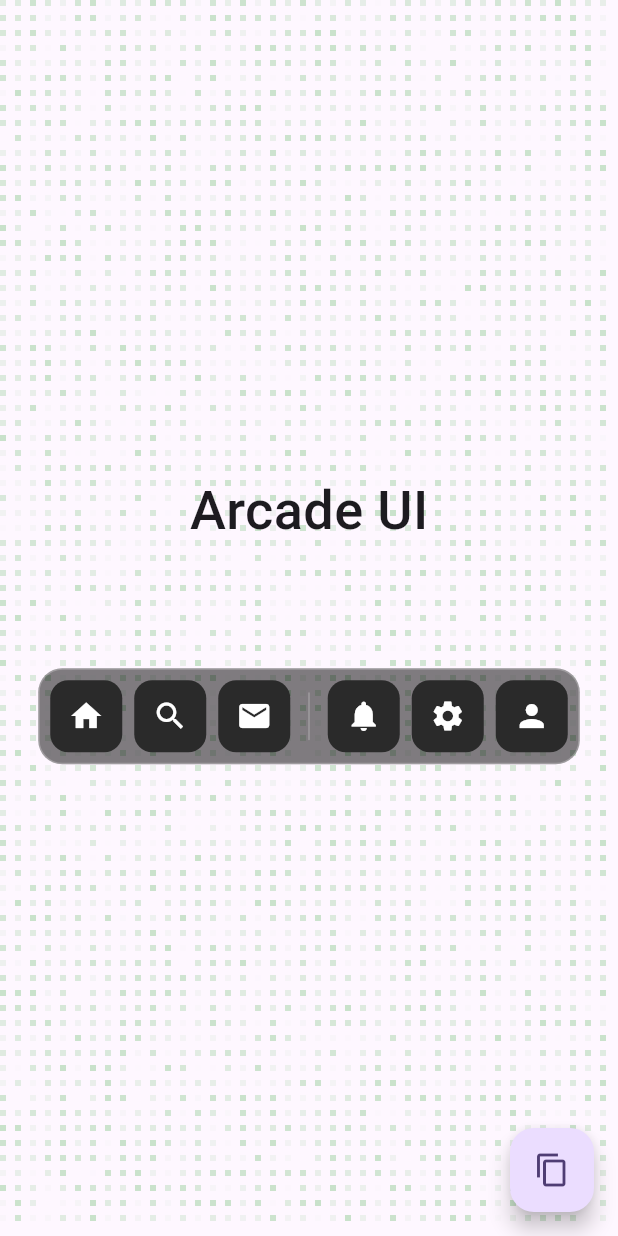
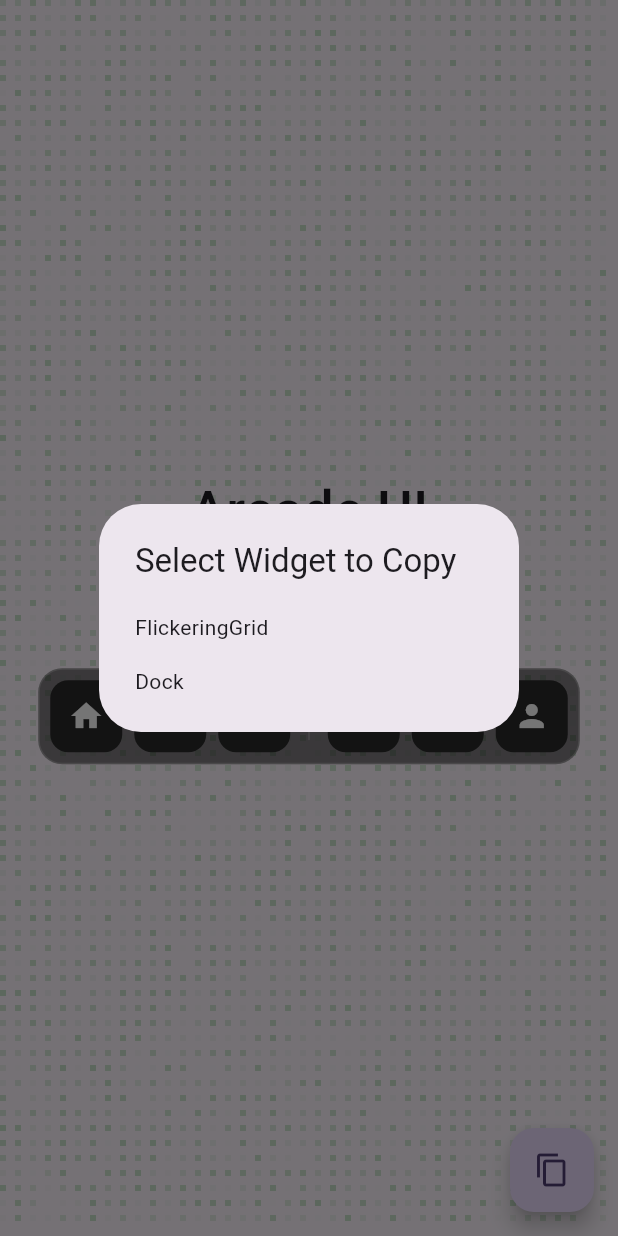
Before and after one commit to medz/flutter-arcade-ui, a Flutter app: the screen it shows after launch, after a tap on the "content copy" icon, on a phone screen of 412 x 824 dp. Run offline on Flutter 3.47's test engine with Material 3 defaults, Android fonts, the phone set to English and light mode, and no system bars.

Commit message:
Reorganize widgets and add code copy functionality
- Move Dock widget to navigations directory
- Update README section header from "Dock" to "Navigations"
- Add dialog for copying widget code with multiple options
- Simplify Dock animation logic and improve code organization

```diff
--- a/lib/main.dart
+++ b/lib/main.dart
@@ -2,7 +2,7 @@ import 'package:flutter/material.dart';
 import 'package:flutter/services.dart';
 
 import 'widgets/backgrounds/flickering_grid.dart';
-import 'widgets/dock.dart';
+import 'widgets/navigations/dock.dart';
 
 void main() {
   runApp(const App());
@@ -20,7 +20,10 @@ class App extends StatelessWidget {
       ),
       darkTheme: ThemeData.from(
         useMaterial3: true,
-        colorScheme: ColorScheme.fromSeed(seedColor: Colors.deepPurple, brightness: Brightness.dark),
+        colorScheme: ColorScheme.fromSeed(
+          seedColor: Colors.deepPurple,
+          brightness: Brightness.dark,
+        ),
       ),
       themeMode: ThemeMode.system,
       title: r"Flutter Arcade UI",
@@ -31,6 +34,48 @@ class App extends StatelessWidget {
 
 class Home extends StatelessWidget {
   const Home({super.key});
+
+  Future<void> _copyWidgetCode(
+    BuildContext context,
+    String name,
+    String path,
+  ) async {
+    final code = await DefaultAssetBundle.of(context).loadString(path);
+    await Clipboard.setData(ClipboardData(text: code));
+    if (context.mounted) {
+      Navigator.of(context).pop();
+      ScaffoldMessenger.of(context).showSnackBar(
+        SnackBar(content: Text('$name code copied to clipboard!')),
+      );
+    }
+  }
+
+  void _showCopyDialog(BuildContext context) {
+    showDialog(
+      context: context,
+      builder: (context) => SimpleDialog(
+        title: const Text('Select Widget to Copy'),
+        children: [
+          SimpleDialogOption(
+            onPressed: () => _copyWidgetCode(
+              context,
+              'FlickeringGrid',
+              'lib/widgets/backgrounds/flickering_grid.dart',
+            ),
+            child: const Text('FlickeringGrid'),
+          ),
+          SimpleDialogOption(
+            onPressed: () => _copyWidgetCode(
+              context,
+              'Dock',
+              'lib/widgets/navigations/dock.dart',
+            ),
+            child: const Text('Dock'),
+          ),
+        ],
+      ),
+    );
+  }
 
   @override
   Widget build(BuildContext context) {
@@ -82,17 +127,7 @@ class Home extends StatelessWidget {
       ),
       floatingActionButton: FloatingActionButton(
         tooltip: 'Copy Code',
-        onPressed: () async {
-          final code = await DefaultAssetBundle.of(
-            context,
-          ).loadString('lib/widgets/dock.dart');
-          await Clipboard.setData(ClipboardData(text: code));
-          if (context.mounted) {
-            ScaffoldMessenger.of(
-              context,
-            ).showSnackBar(const SnackBar(content: Text('Copy to clipboard!')));
-          }
-        },
+        onPressed: () => _showCopyDialog(context),
         child: const Icon(Icons.copy),
       ),
     );
--- a/lib/widgets/dock.dart
+++ b/lib/widgets/navigations/dock.dart
@@ -28,33 +28,12 @@ class Dock extends StatefulWidget {
   State<Dock> createState() => _DockState();
 }
 
-class _DockState extends State<Dock> with SingleTickerProviderStateMixin {
+class _DockState extends State<Dock> {
   final _mousePositionNotifier = ValueNotifier<Offset?>(null);
-  late final AnimationController _sizeController;
-
-  @override
-  void initState() {
-    super.initState();
-    _sizeController = AnimationController(
-      vsync: this,
-      duration: const Duration(milliseconds: 200),
-    );
-    _mousePositionNotifier.addListener(_onMousePositionChanged);
-  }
-
-  void _onMousePositionChanged() {
-    if (_mousePositionNotifier.value != null) {
-      _sizeController.forward();
-    } else {
-      _sizeController.reverse();
-    }
-  }
 
   @override
   void dispose() {
-    _mousePositionNotifier.removeListener(_onMousePositionChanged);
     _mousePositionNotifier.dispose();
-    _sizeController.dispose();
     super.dispose();
   }
 
@@ -67,13 +46,10 @@ class _DockState extends State<Dock> with SingleTickerProviderStateMixin {
           final center = renderBox.localToGlobal(
             renderBox.size.center(Offset.zero),
           );
-          final delta = event.position - center;
-          _mousePositionNotifier.value = delta;
+          _mousePositionNotifier.value = event.position - center;
         }
       },
-      onExit: (_) {
-        _mousePositionNotifier.value = null;
-      },
+      onExit: (_) => _mousePositionNotifier.value = null,
       child: DecoratedBox(
         decoration:
             widget.decoration ??
@@ -98,34 +74,26 @@ class _DockState extends State<Dock> with SingleTickerProviderStateMixin {
   }
 
   List<Widget> _buildItems(BuildContext context) {
-    final List<Widget> children = [];
+    final children = <Widget>[];
     final isHorizontal = widget.direction == Axis.horizontal;
-
-    // Calculate logical layout
-    final List<double> itemWidths = [];
-    double totalWidth = 0;
+    final itemWidths = <double>[];
+    var totalWidth = 0.0;
 
     for (final item in widget.items) {
-      double width;
-      if (item is DockSeparator) {
-        final margin =
-            item.margin?.resolve(Directionality.of(context)) ??
-            const EdgeInsets.symmetric(horizontal: 4.0);
-        width = isHorizontal
-            ? item.width + margin.horizontal
-            : item.height + margin.vertical;
-      } else {
-        width = widget.itemSize;
-      }
+      final width = item is DockSeparator
+          ? (isHorizontal ? item.width : item.height) +
+                (item.margin?.resolve(Directionality.of(context)) ??
+                        const EdgeInsets.symmetric(horizontal: 4.0))
+                    .horizontal
+          : widget.itemSize;
       itemWidths.add(width);
       totalWidth += width;
     }
 
     totalWidth += (widget.items.length - 1) * widget.gap;
+    var currentOffset = -totalWidth / 2;
 
-    double currentOffset = -totalWidth / 2;
-
-    for (int i = 0; i < widget.items.length; i++) {
+    for (var i = 0; i < widget.items.length; i++) {
       final item = widget.items[i];
       final width = itemWidths[i];
       final centerOffset = currentOffset + width / 2;
@@ -151,7 +119,7 @@ class _DockState extends State<Dock> with SingleTickerProviderStateMixin {
         children.add(
           SizedBox(
             width: isHorizontal ? widget.gap : 0,
-            height: !isHorizontal ? widget.gap : 0,
+            height: isHorizontal ? 0 : widget.gap,
           ),
         );
       }
@@ -175,9 +143,8 @@ class _MousePositionProvider extends InheritedWidget {
   }
 
   @override
-  bool updateShouldNotify(_MousePositionProvider oldWidget) {
-    return notifier != oldWidget.notifier;
-  }
+  bool updateShouldNotify(_MousePositionProvider oldWidget) =>
+      notifier != oldWidget.notifier;
 }
 
 class _DockItem extends StatelessWidget {
@@ -200,55 +167,33 @@ class _DockItem extends StatelessWidget {
     required this.child,
   });
 
-  double _calculateScale(Offset? mouseOffset) {
+  double _calcScale(Offset? mouseOffset, double targetScale) {
     if (mouseOffset == null) return 1.0;
-
     final itemCenter = direction == Axis.horizontal
         ? Offset(baseOffset, 0)
         : Offset(0, baseOffset);
-
     final dist = (mouseOffset - itemCenter).distance;
-
     if (dist > distance) return 1.0;
-
-    final ratio = 1 - (dist / distance);
-    return 1.0 + (maxScale - 1.0) * ratio;
-  }
-
-  double _calculateItemScale(Offset? mouseOffset) {
-    if (mouseOffset == null) return 1.0;
-
-    final itemCenter = direction == Axis.horizontal
-        ? Offset(baseOffset, 0)
-        : Offset(0, baseOffset);
-
-    final dist = (mouseOffset - itemCenter).distance;
-
-    if (dist > distance) return 1.0;
-
-    final ratio = 1 - (dist / distance);
-    return 1.0 + (itemScale - 1.0) * ratio;
+    return 1.0 + (targetScale - 1.0) * (1 - dist / distance);
   }
 
   @override
   Widget build(BuildContext context) {
-    final mousePositionNotifier = _MousePositionProvider.of(context);
+    final notifier = _MousePositionProvider.of(context)!;
 
-    return LayoutBuilder(
-      builder: (context, constraints) {
     return ValueListenableBuilder<Offset?>(
-          valueListenable: mousePositionNotifier!,
+      valueListenable: notifier,
       builder: (context, mouseOffset, _) {
-            final scale = _calculateScale(mouseOffset);
+        final scale = _calcScale(mouseOffset, maxScale);
+        final childScale = _calcScale(mouseOffset, itemScale);
         final scaledSize = itemSize * scale;
-            final childScale = _calculateItemScale(mouseOffset);
 
         return TweenAnimationBuilder<double>(
           duration: const Duration(milliseconds: 200),
           curve: Curves.easeOutCubic,
           tween: Tween(begin: 1.0, end: scale),
-              builder: (context, value, _) {
-                final size = itemSize * value;
+          builder: (context, animatedScale, _) {
+            final size = itemSize * animatedScale;
             return SizedBox(
               width: direction == Axis.horizontal ? scaledSize : itemSize,
               height: direction == Axis.vertical ? scaledSize : itemSize,
@@ -266,8 +211,6 @@ class _DockItem extends StatelessWidget {
         );
       },
     );
-      },
-    );
   }
 }
 
@@ -276,16 +219,16 @@ class _DockItemScaleProvider extends InheritedWidget {
 
   const _DockItemScaleProvider({required this.scale, required super.child});
 
-  static double? of(BuildContext context) {
+  static double of(BuildContext context) {
     return context
             .dependOnInheritedWidgetOfExactType<_DockItemScaleProvider>()
-        ?.scale;
+            ?.scale ??
+        1.0;
   }
 
   @override
-  bool updateShouldNotify(_DockItemScaleProvider oldWidget) {
-    return scale != oldWidget.scale;
-  }
+  bool updateShouldNotify(_DockItemScaleProvider oldWidget) =>
+      scale != oldWidget.scale;
 }
 
 class DockIcon extends StatelessWidget {
@@ -306,8 +249,6 @@ class DockIcon extends StatelessWidget {
 
   @override
   Widget build(BuildContext context) {
-    final scale = _DockItemScaleProvider.of(context) ?? 1.0;
-
     return GestureDetector(
       onTap: onTap,
       child: Padding(
@@ -318,7 +259,12 @@ class DockIcon extends StatelessWidget {
             borderRadius: borderRadius ?? BorderRadius.circular(12),
           ),
           child: Center(
-            child: Transform.scale(scale: scale, child: child),
+            child: Builder(
+              builder: (context) {
+                final scale = _DockItemScaleProvider.of(context);
+                return Transform.scale(scale: scale, child: child);
+              },
+            ),
           ),
         ),
       ),
@@ -347,9 +293,9 @@ class DockSeparator extends StatelessWidget {
       child: DecoratedBox(
         decoration: BoxDecoration(
           color: color ?? const Color(0x40FFFFFF),
-          borderRadius: BorderRadius.circular(this.width / 2),
+          borderRadius: BorderRadius.circular(width / 2),
         ),
-        child: SizedBox(width: this.width, height: this.height),
+        child: SizedBox(width: width, height: height),
       ),
     );
   }
--- a/pubspec.yaml
+++ b/pubspec.yaml
@@ -20,3 +20,4 @@ flutter:
   uses-material-design: true
   assets:
     - lib/widgets/backgrounds/
+    - lib/widgets/navigation/
```
Also changed, not shown: 1 other file. Lines whose indentation alone changed are shown as unchanged.
